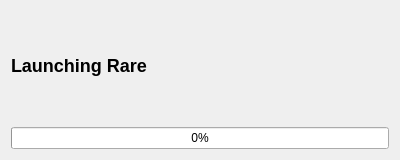
The window that rare/ui/components/dialogs/launch_dialog.ui (RareDevs/Rare) describes before a commit, drawn with Qt 5.
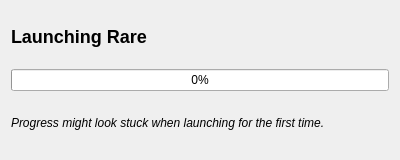
The same window after the commit.

Commit message:
LaunchDialog: add informative label about first time start
Update some other labels to use the InfoLabel stylesheet

```diff
--- a/rare/ui/components/dialogs/launch_dialog.ui
+++ b/rare/ui/components/dialogs/launch_dialog.ui
@@ -46,6 +46,18 @@
      </property>
     </widget>
    </item>
+   <item>
+    <widget class="QLabel" name="info_label">
+     <property name="font">
+      <font>
+       <italic>true</italic>
+      </font>
+     </property>
+     <property name="text">
+      <string>Progress might look stuck when launching for the first time.</string>
+     </property>
+    </widget>
+   </item>
   </layout>
  </widget>
  <resources/>
```
The commit also changes 13 other files.
